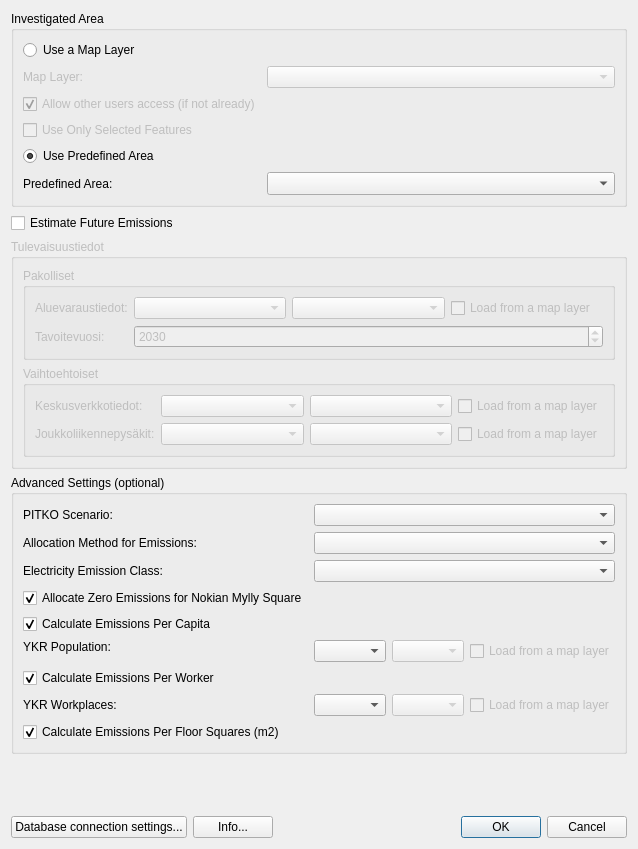
Old version of the form ui/ykr_tool_main.ui in the repository ernoma/assesclimateimpact.
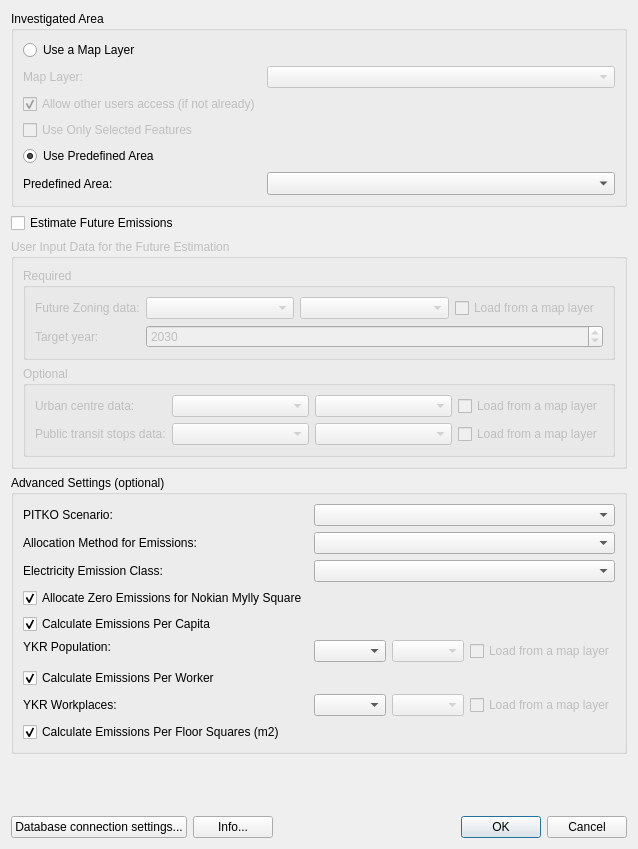
New version of the form. Custom widgets are drawn as their Qt base class.

What changed in the file:
```diff
--- a/ui/ykr_tool_main.ui
+++ b/ui/ykr_tool_main.ui
@@ -168,7 +168,7 @@
         <bool>false</bool>
        </property>
        <property name="title">
-        <string>Tulevaisuustiedot</string>
+        <string>User Input Data for the Future Estimation</string>
        </property>
        <layout class="QVBoxLayout" name="verticalLayout_4">
         <item>
@@ -177,7 +177,7 @@
            <bool>false</bool>
           </property>
           <property name="title">
-           <string>Pakolliset</string>
+           <string>Required</string>
           </property>
           <layout class="QVBoxLayout" name="verticalLayout_6">
            <item>
@@ -185,14 +185,14 @@
              <item row="0" column="0">
               <widget class="QLabel" name="futureAreasLabel">
                <property name="text">
-                <string>Aluevaraustiedot:</string>
+                <string>Future Zoning data:</string>
                </property>
               </widget>
              </item>
              <item row="1" column="0">
               <widget class="QLabel" name="targetYearLabel">
                <property name="text">
-                <string>Tavoitevuosi:</string>
+                <string>Target year:</string>
                </property>
               </widget>
              </item>
@@ -253,7 +253,7 @@
            <bool>false</bool>
           </property>
           <property name="title">
-           <string>Vaihtoehtoiset</string>
+           <string>Optional</string>
           </property>
           <layout class="QVBoxLayout" name="verticalLayout_7">
            <item>
@@ -261,14 +261,14 @@
              <item row="0" column="0">
               <widget class="QLabel" name="futureNetworkLabel">
                <property name="text">
-                <string>Keskusverkkotiedot:</string>
+                <string>Urban centre data:</string>
                </property>
               </widget>
              </item>
              <item row="1" column="0">
               <widget class="QLabel" name="futureStopsLabel">
                <property name="text">
-                <string>Joukkoliikennepysäkit:</string>
+                <string>Public transit stops data:</string>
                </property>
               </widget>
              </item>
```
Left out of the diff: 8 changed lines with no effect on the pictures.
